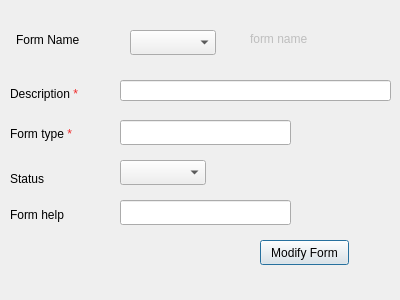
Before: the Qt Designer form presentation/authorization_ui/modifyForm.ui in shymaa123456/HyperPOS2020, drawn with Qt 5.
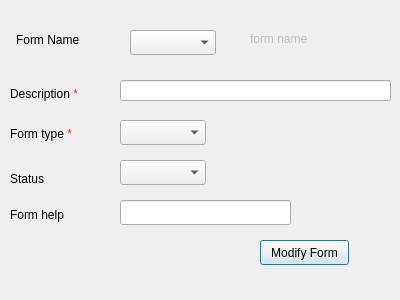
After: the same form once the commit is applied.

The edit to the form file:
```diff
--- a/presentation/authorization_ui/modifyForm.ui
+++ b/presentation/authorization_ui/modifyForm.ui
@@ -36,19 +36,6 @@
     </rect>
    </property>
   </widget>
-  <widget class="QLineEdit" name="LE_type">
-   <property name="geometry">
-    <rect>
-     <x>120</x>
-     <y>120</y>
-     <width>171</width>
-     <height>25</height>
-    </rect>
-   </property>
-   <property name="placeholderText">
-    <string/>
-   </property>
-  </widget>
   <widget class="QLabel" name="label_8">
    <property name="geometry">
     <rect>
@@ -166,6 +153,16 @@
     <string>&lt;html&gt;&lt;head/&gt;&lt;body&gt;&lt;p&gt;Form type&lt;span style=&quot; color:#ef2929;&quot;&gt;  *&lt;/span&gt;&lt;/p&gt;&lt;/body&gt;&lt;/html&gt;</string>
    </property>
   </widget>
+  <widget class="QComboBox" name="CMB_formType">
+   <property name="geometry">
+    <rect>
+     <x>120</x>
+     <y>120</y>
+     <width>86</width>
+     <height>25</height>
+    </rect>
+   </property>
+  </widget>
  </widget>
  <resources/>
  <connections/>
```
